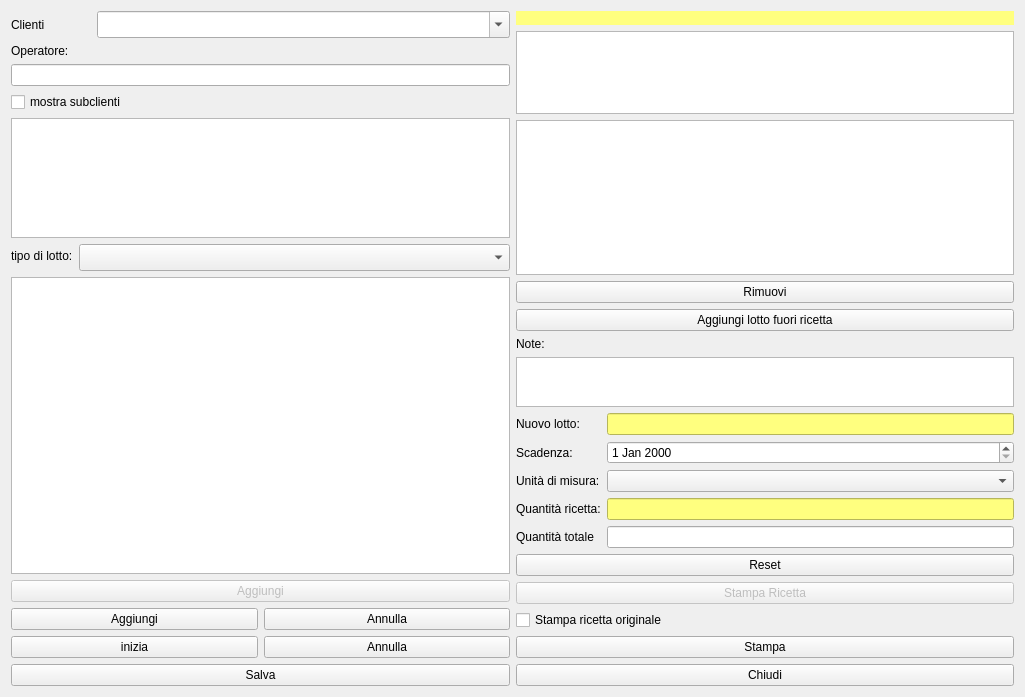
Before: the Qt Designer form hproduction.ui in fblabs/hamlet-mod-sancon, drawn with Qt 5.
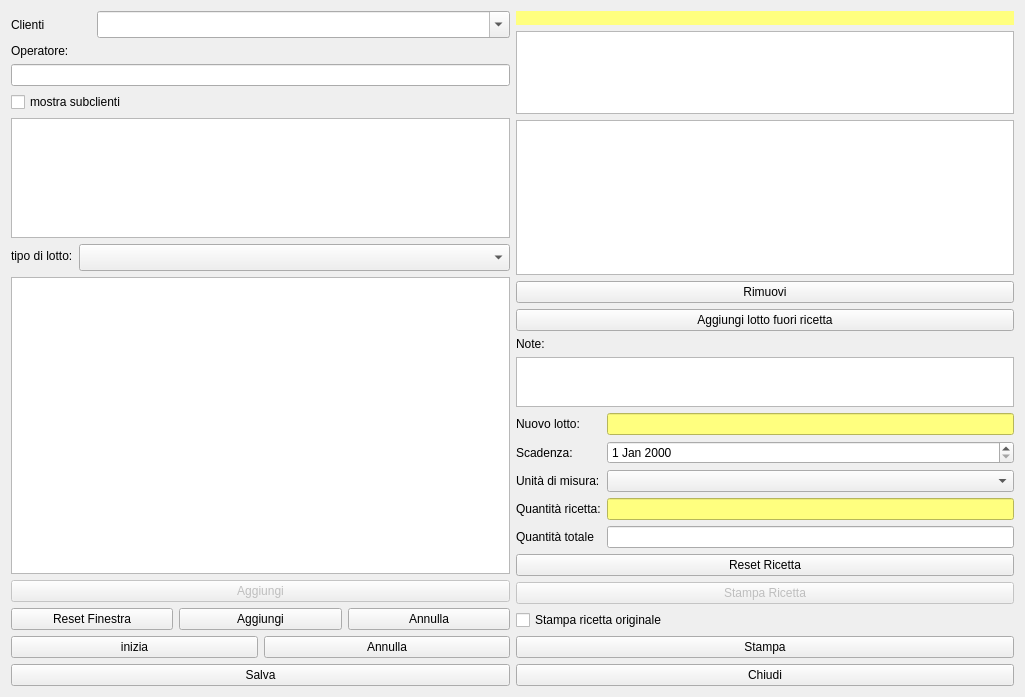
After: the same form once the commit is applied. Icons and pictures are not drawn.

Diff of the .ui file:
```diff
--- a/hproduction.ui
+++ b/hproduction.ui
@@ -179,6 +179,17 @@
          </item>
          <item>
           <layout class="QHBoxLayout" name="horizontalLayout_4">
+           <item>
+            <widget class="QPushButton" name="pbResetWindow">
+             <property name="text">
+              <string>Reset Finestra</string>
+             </property>
+             <property name="icon">
+              <iconset resource="icons.qrc">
+               <normaloff>:/Resources/Arrow-turn-left64.png</normaloff>:/Resources/Arrow-turn-left64.png</iconset>
+             </property>
+            </widget>
+           </item>
            <item>
             <widget class="QPushButton" name="pbAddLottoFuoriRicetta">
              <property name="text">
@@ -440,7 +451,7 @@
        <item>
         <widget class="QPushButton" name="pushButton_11">
          <property name="text">
-          <string>Reset</string>
+          <string>Reset Ricetta</string>
          </property>
          <property name="icon">
           <iconset resource="icons.qrc">
```
